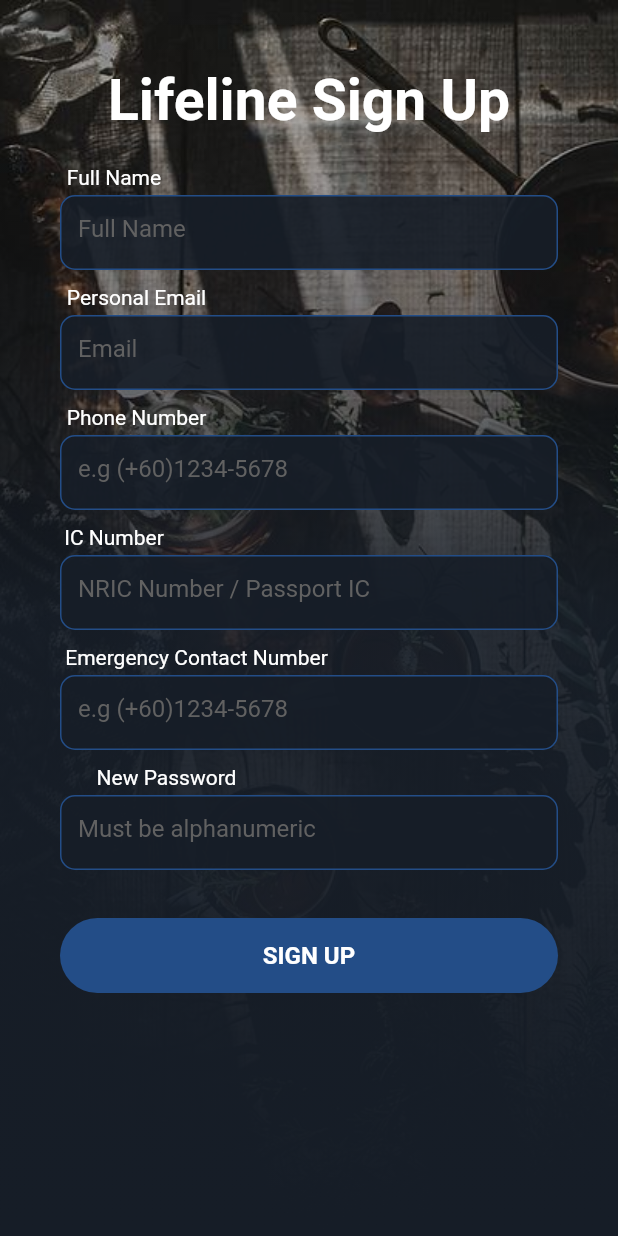
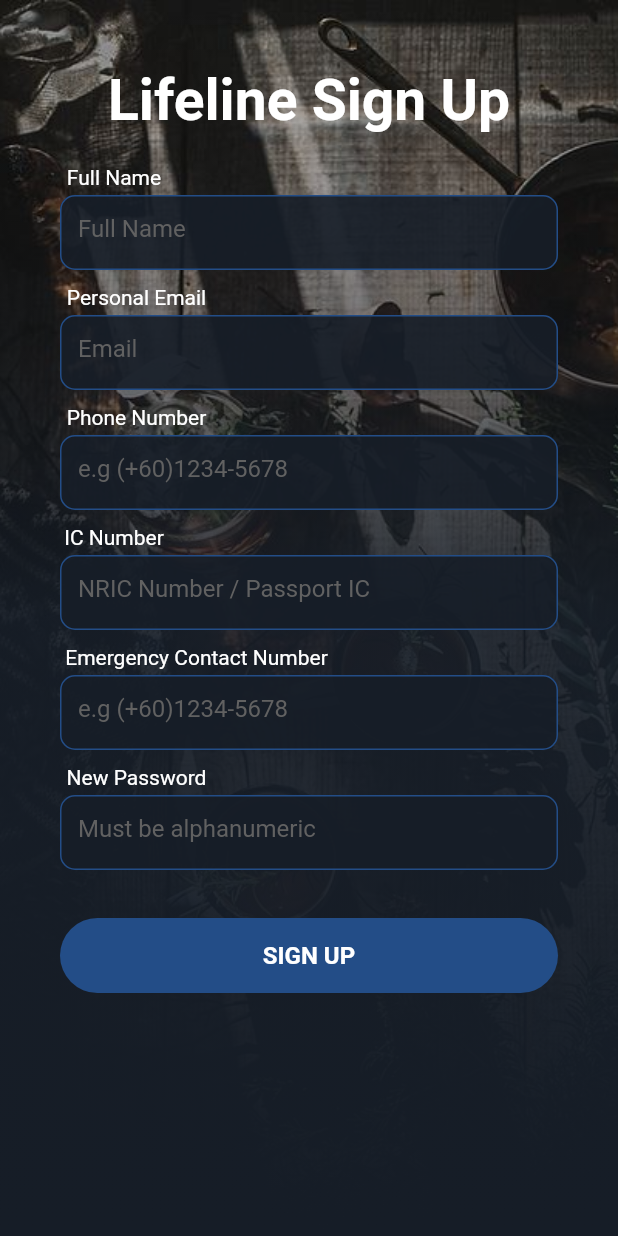
Before and after one commit to angelinetanvy/Lifeline, a Flutter app: the SignUpPage screen opened directly, on a phone screen of 412 x 824 dp. Run offline on Flutter 3.47's test engine with Material 2 defaults, Android fonts, the phone set to English and light mode, and no system bars; our stand-ins replace cloud_firestore, firebase_core, flutter_svg, google_maps_flutter, location, rxdart; missing offline and left inert: geocoder, geoflutterfire; accounts and stored records are empty.

```diff
--- a/lifeline_app/lib/SignUpPage.dart
+++ b/lifeline_app/lib/SignUpPage.dart
@@ -9,7 +9,8 @@ class SignUpPage extends StatelessWidget {
   @override
   Widget build(BuildContext context) {
     return Scaffold(
-      body: Stack(
+      body:
+      Stack(
         children: <Widget>[
           Container(
             decoration: BoxDecoration(
@@ -24,6 +25,7 @@ class SignUpPage extends StatelessWidget {
               Color(0xff161d27),
             ], begin: Alignment.topCenter, end: Alignment.bottomCenter)),
           ),
+          SingleChildScrollView(child:
           Center(
             child: Column(
               children: <Widget>[
@@ -162,7 +164,7 @@ class SignUpPage extends StatelessWidget {
                   ),
                 ),
                 Container(
-                  margin: EdgeInsets.only(right:190,top: 10),
+                  margin: EdgeInsets.only(right:230,top: 10),
                   height: 20,
                   child: Text("New Password",style: TextStyle(color: Colors.white),),
                 ),
@@ -217,7 +219,7 @@ class SignUpPage extends StatelessWidget {
                 ),
               ],
             ),
-          ),
+          ),)
         ],
       ),
     );
```
